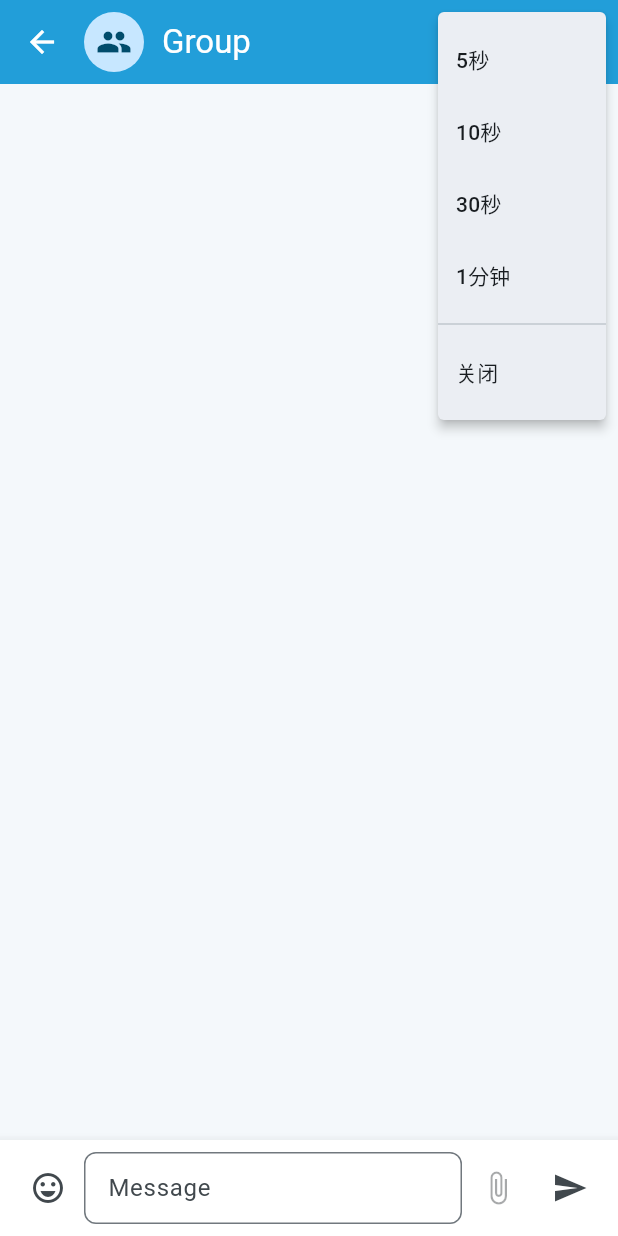
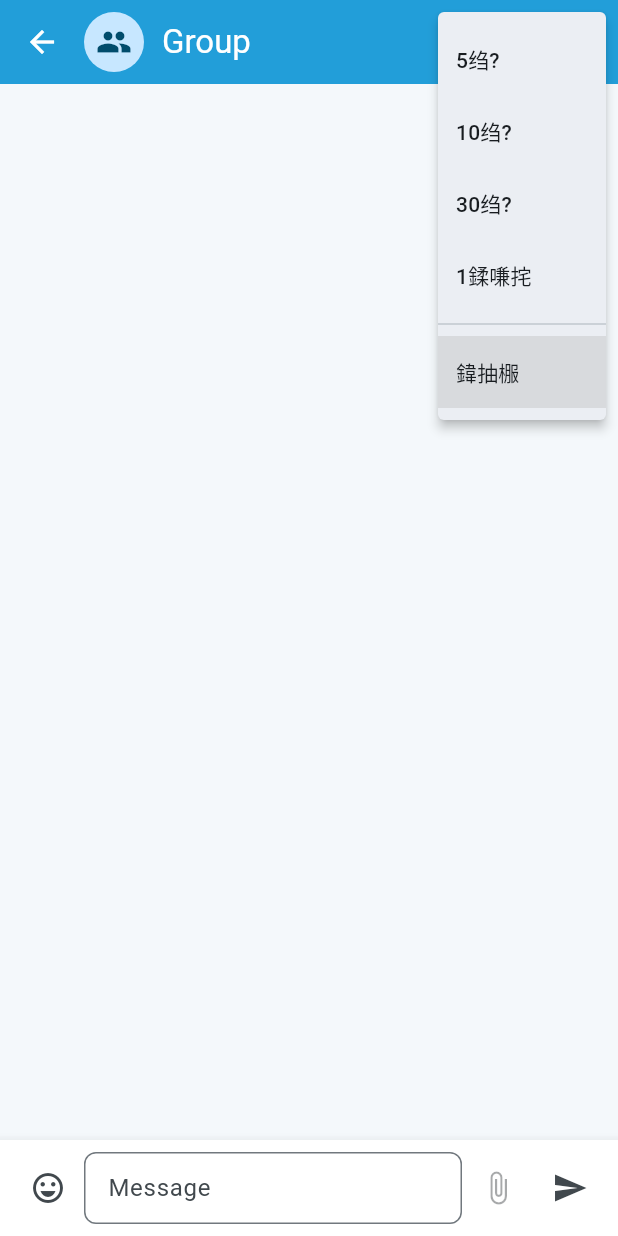
Before and after one commit to m13159728980-creator/futtertestipa, a Flutter app: the GroupScreen screen opened directly with empty values, after a tap on the "local fire department" icon, on a phone screen of 412 x 824 dp. Run offline on Flutter 3.47's test engine with Material 3 defaults, Android fonts, the phone set to English and light mode, and no system bars; our stand-ins replace flutter_riverpod, flutter_secure_storage, sqflite; missing offline and left inert: cryptography; accounts and stored records are empty.

Commit message:
fix: make burn mode close selectable

```diff
--- a/app/lib/screens/chat_screen.dart
+++ b/app/lib/screens/chat_screen.dart
@@ -4,6 +4,7 @@ import 'package:app/core/services/secure_window_service.dart';
 import 'package:app/models/message.dart';
 import 'package:app/providers/auth_provider.dart';
 import 'package:app/providers/chat_provider.dart';
+import 'package:app/widgets/burn_mode_menu.dart';
 import 'package:app/widgets/chat_bubble.dart';
 import 'package:app/widgets/message_composer.dart';
 import 'package:flutter/material.dart';
@@ -60,7 +61,7 @@ class _ChatScreenState extends ConsumerState<ChatScreen> {
           ],
         ),
         actions: [
-          _BurnModeMenu(selected: _burnAfter, onSelected: _setBurnAfter),
+          BurnModeMenu(selected: _burnAfter, onSelected: _setBurnAfter),
         ],
       ),
       body: Column(
@@ -119,31 +120,3 @@ class _MessageList extends StatelessWidget {
     );
   }
 }
-
-class _BurnModeMenu extends StatelessWidget {
-  const _BurnModeMenu({required this.selected, required this.onSelected});
-
-  final Duration? selected;
-  final ValueChanged<Duration?> onSelected;
-
-  @override
-  Widget build(BuildContext context) {
-    return PopupMenuButton<Duration?>(
-      tooltip: 'Burn timer',
-      icon: Icon(
-        Icons.local_fire_department,
-        color: selected == null ? null : Theme.of(context).colorScheme.error,
-      ),
-      initialValue: selected,
-      onSelected: onSelected,
-      itemBuilder: (context) => const [
-        PopupMenuItem(value: Duration(seconds: 5), child: Text('5秒')),
-        PopupMenuItem(value: Duration(seconds: 10), child: Text('10秒')),
-        PopupMenuItem(value: Duration(seconds: 30), child: Text('30秒')),
-        PopupMenuItem(value: Duration(seconds: 60), child: Text('1分钟')),
-        PopupMenuDivider(),
-        PopupMenuItem(value: null, child: Text('关闭')),
-      ],
-    );
-  }
-}
--- a/app/lib/screens/group_screen.dart
+++ b/app/lib/screens/group_screen.dart
@@ -3,6 +3,7 @@ import 'dart:async';
 import 'package:app/core/services/secure_window_service.dart';
 import 'package:app/providers/auth_provider.dart';
 import 'package:app/providers/group_provider.dart';
+import 'package:app/widgets/burn_mode_menu.dart';
 import 'package:app/widgets/chat_bubble.dart';
 import 'package:app/widgets/message_composer.dart';
 import 'package:flutter/material.dart';
@@ -62,7 +63,7 @@ class _GroupScreenState extends ConsumerState<GroupScreen> {
           ],
         ),
         actions: [
-          _BurnModeMenu(selected: _burnAfter, onSelected: _setBurnAfter),
+          BurnModeMenu(selected: _burnAfter, onSelected: _setBurnAfter),
         ],
       ),
       body: Column(
@@ -102,31 +103,3 @@ class _GroupScreenState extends ConsumerState<GroupScreen> {
     );
   }
 }
-
-class _BurnModeMenu extends StatelessWidget {
-  const _BurnModeMenu({required this.selected, required this.onSelected});
-
-  final Duration? selected;
-  final ValueChanged<Duration?> onSelected;
-
-  @override
-  Widget build(BuildContext context) {
-    return PopupMenuButton<Duration?>(
-      tooltip: 'Burn timer',
-      icon: Icon(
-        Icons.local_fire_department,
-        color: selected == null ? null : Theme.of(context).colorScheme.error,
-      ),
-      initialValue: selected,
-      onSelected: onSelected,
-      itemBuilder: (context) => const [
-        PopupMenuItem(value: Duration(seconds: 5), child: Text('5秒')),
-        PopupMenuItem(value: Duration(seconds: 10), child: Text('10秒')),
-        PopupMenuItem(value: Duration(seconds: 30), child: Text('30秒')),
-        PopupMenuItem(value: Duration(seconds: 60), child: Text('1分钟')),
-        PopupMenuDivider(),
-        PopupMenuItem(value: null, child: Text('关闭')),
-      ],
-    );
-  }
-}
--- /dev/null
+++ b/app/lib/widgets/burn_mode_menu.dart
@@ -0,0 +1,54 @@
+import 'package:flutter/material.dart';
+
+enum BurnModeMenuValue {
+  seconds5(Duration(seconds: 5)),
+  seconds10(Duration(seconds: 10)),
+  seconds30(Duration(seconds: 30)),
+  seconds60(Duration(seconds: 60)),
+  off(null);
+
+  const BurnModeMenuValue(this.duration);
+
+  final Duration? duration;
+
+  static BurnModeMenuValue fromDuration(Duration? duration) {
+    for (final value in BurnModeMenuValue.values) {
+      if (value.duration == duration) {
+        return value;
+      }
+    }
+    return BurnModeMenuValue.off;
+  }
+}
+
+class BurnModeMenu extends StatelessWidget {
+  const BurnModeMenu({
+    required this.selected,
+    required this.onSelected,
+    super.key,
+  });
+
+  final Duration? selected;
+  final ValueChanged<Duration?> onSelected;
+
+  @override
+  Widget build(BuildContext context) {
+    return PopupMenuButton<BurnModeMenuValue>(
+      tooltip: 'Burn timer',
+      icon: Icon(
+        Icons.local_fire_department,
+        color: selected == null ? null : Theme.of(context).colorScheme.error,
+      ),
+      initialValue: BurnModeMenuValue.fromDuration(selected),
+      onSelected: (value) => onSelected(value.duration),
+      itemBuilder: (context) => const [
+        PopupMenuItem(value: BurnModeMenuValue.seconds5, child: Text('5绉?')),
+        PopupMenuItem(value: BurnModeMenuValue.seconds10, child: Text('10绉?')),
+        PopupMenuItem(value: BurnModeMenuValue.seconds30, child: Text('30绉?')),
+        PopupMenuItem(value: BurnModeMenuValue.seconds60, child: Text('1鍒嗛挓')),
+        PopupMenuDivider(),
+        PopupMenuItem(value: BurnModeMenuValue.off, child: Text('鍏抽棴')),
+      ],
+    );
+  }
+}
```
Also changed, not shown: 1 other file.
